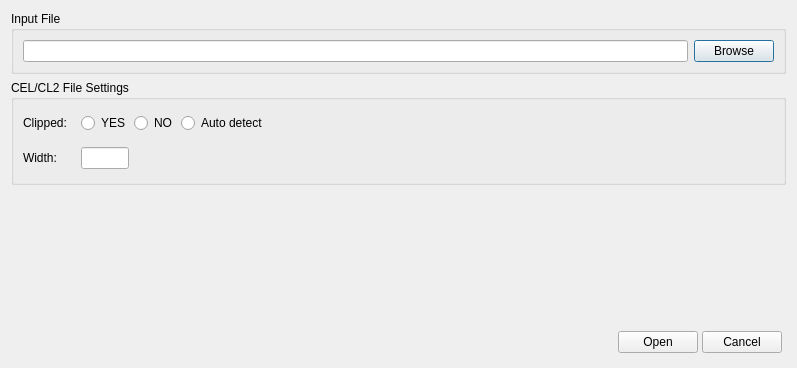
Before: the Qt Designer form source/openasdialog.ui in diasurgical/d1-graphics-tool, drawn with Qt 5.
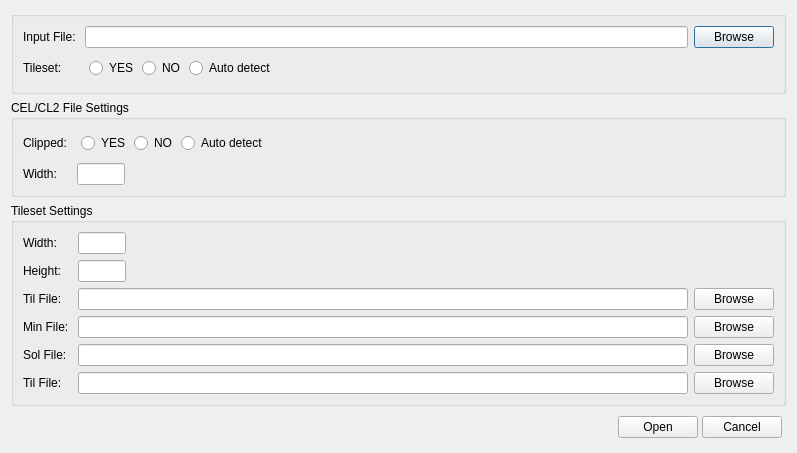
After: the same form once the commit is applied.

Commit message: extend the options of 'Open As' - add fields to open a tileset with parameters

Diff of the .ui file:
```diff
--- a/source/openasdialog.ui
+++ b/source/openasdialog.ui
@@ -43,24 +43,99 @@
        <height>16777215</height>
       </size>
      </property>
-     <property name="title">
-      <string>Input File</string>
-     </property>
-     <layout class="QHBoxLayout" name="horizontalLayout_4">
-      <item>
+     <layout class="QGridLayout" name="gridLayout_0">
+      <item row="0" column="0">
+       <widget class="QLabel" name="inputFileLabel">
+        <property name="text">
+         <string>Input File: </string>
+        </property>
+       </widget>
+      </item>
+      <item row="0" column="1">
        <widget class="QLineEdit" name="inputFileEdit">
         <property name="readOnly">
          <bool>true</bool>
         </property>
        </widget>
       </item>
-      <item>
+      <item row="0" column="2">
        <widget class="QPushButton" name="inputFileBrowseButton">
         <property name="text">
          <string>Browse</string>
         </property>
        </widget>
       </item>
+      <item row="1" column="0">
+        <widget class="QLabel" name="tilesetLabel">
+          <property name="text">
+            <string>Tileset: </string>
+          </property>
+        </widget>
+      </item>
+      <item row="1" column="1">
+       <widget class="QWidget" name="isTilesetWidget" native="true">
+        <layout class="QHBoxLayout" name="horizontalLayout_1">
+         <property name="spacing">
+          <number>4</number>
+         </property>
+         <property name="leftMargin">
+          <number>4</number>
+         </property>
+         <property name="topMargin">
+          <number>4</number>
+         </property>
+         <property name="rightMargin">
+          <number>4</number>
+         </property>
+         <property name="bottomMargin">
+          <number>4</number>
+         </property>
+         <item>
+          <widget class="QRadioButton" name="isTilesetYesRadioButton">
+           <property name="text">
+            <string>YES</string>
+           </property>
+           <attribute name="buttonGroup">
+            <string notr="true">isTilesetButtonGroup</string>
+           </attribute>
+          </widget>
+         </item>
+         <item>
+          <widget class="QRadioButton" name="isTilesetNoRadioButton">
+           <property name="text">
+            <string>NO</string>
+           </property>
+           <attribute name="buttonGroup">
+            <string notr="true">isTilesetButtonGroup</string>
+           </attribute>
+          </widget>
+         </item>
+         <item>
+          <widget class="QRadioButton" name="isTilesetAutoRadioButton">
+           <property name="text">
+            <string>Auto detect</string>
+           </property>
+           <attribute name="buttonGroup">
+            <string notr="true">isTilesetButtonGroup</string>
+           </attribute>
+          </widget>
+         </item>
+         <item>
+          <spacer name="horizontalSpacer_1">
+           <property name="orientation">
+            <enum>Qt::Horizontal</enum>
+           </property>
+           <property name="sizeHint" stdset="0">
+            <size>
+             <width>140</width>
+             <height>20</height>
+            </size>
+           </property>
+          </spacer>
+         </item>
+        </layout>
+       </widget>
+      </item>
      </layout>
     </widget>
    </item>
@@ -75,7 +150,7 @@
      <property name="title">
       <string>CEL/CL2 File Settings</string>
      </property>
-     <layout class="QGridLayout" name="gridLayout_2">
+     <layout class="QGridLayout" name="gridLayout_1">
       <item row="0" column="0">
        <widget class="QLabel" name="celClippedLabel">
         <property name="minimumSize">
@@ -95,25 +170,6 @@
         </property>
        </widget>
       </item>
-      <item row="1" column="0">
-       <widget class="QLabel" name="celWidthLabel">
-        <property name="minimumSize">
-         <size>
-          <width>0</width>
-          <height>0</height>
-         </size>
-        </property>
-        <property name="maximumSize">
-         <size>
-          <width>16777215</width>
-          <height>16777215</height>
-         </size>
-        </property>
-        <property name="text">
-         <string>Width: </string>
-        </property>
-       </widget>
-      </item>
       <item row="0" column="1">
        <widget class="QWidget" name="celClippedWidget" native="true">
         <layout class="QHBoxLayout" name="horizontalLayout_7">
@@ -178,59 +234,219 @@
         </layout>
        </widget>
       </item>
-       <item row="1" column="1">
-         <widget class="QWidget" name="celWidthWidget" native="true">
-           <layout class="QHBoxLayout" name="horizontalLayout_5">
-             <property name="spacing">
-               <number>4</number>
-             </property>
-             <property name="leftMargin">
-               <number>4</number>
-             </property>
-             <property name="topMargin">
-               <number>4</number>
-             </property>
-             <property name="rightMargin">
-               <number>4</number>
-             </property>
-             <property name="bottomMargin">
-               <number>4</number>
-             </property>
-             <item>
-               <widget class="QLineEdit" name="celWidthEdit">
-                 <property name="minimumSize">
-                   <size>
-                     <width>48</width>
-                     <height>0</height>
-                   </size>
-                 </property>
-                 <property name="maximumSize">
-                   <size>
-                     <width>48</width>
-                     <height>16777215</height>
-                   </size>
-                 </property>
-                 <property name="toolTip">
-                   <string>Frame width</string>
-                 </property>
-               </widget>
-             </item>
-             <item>
-               <spacer name="framesHorizontalSpacer_2">
-                 <property name="orientation">
-                   <enum>Qt::Horizontal</enum>
-                 </property>
-                 <property name="sizeHint" stdset="0">
-                   <size>
-                     <width>40</width>
-                     <height>20</height>
-                   </size>
-                 </property>
-               </spacer>
-             </item>
-           </layout>
-         </widget>
-       </item>
+      <item row="1" column="0">
+       <widget class="QLabel" name="celWidthLabel">
+        <property name="minimumSize">
+         <size>
+          <width>0</width>
+          <height>0</height>
+         </size>
+        </property>
+        <property name="maximumSize">
+         <size>
+          <width>16777215</width>
+          <height>16777215</height>
+         </size>
+        </property>
+        <property name="text">
+         <string>Width: </string>
+        </property>
+       </widget>
+      </item>
+      <item row="1" column="1">
+       <widget class="QLineEdit" name="celWidthEdit">
+        <property name="minimumSize">
+         <size>
+          <width>48</width>
+          <height>0</height>
+         </size>
+        </property>
+        <property name="maximumSize">
+         <size>
+          <width>48</width>
+          <height>16777215</height>
+         </size>
+        </property>
+        <property name="toolTip">
+         <string>Frame width</string>
+        </property>
+       </widget>
+      </item>
+     </layout>
+    </widget>
+   </item>
+   <item>
+    <widget class="QGroupBox" name="tilSettingsGroupBox">
+     <property name="minimumSize">
+      <size>
+       <width>0</width>
+       <height>0</height>
+      </size>
+     </property>
+     <property name="title">
+      <string>Tileset Settings</string>
+     </property>
+     <layout class="QGridLayout" name="gridLayout_2">
+      <item row="0" column="0">
+       <widget class="QLabel" name="minWidthLabel">
+        <property name="minimumSize">
+         <size>
+          <width>0</width>
+          <height>0</height>
+         </size>
+        </property>
+        <property name="maximumSize">
+         <size>
+          <width>16777215</width>
+          <height>16777215</height>
+         </size>
+        </property>
+        <property name="text">
+         <string>Width: </string>
+        </property>
+       </widget>
+      </item>
+      <item row="0" column="1">
+       <widget class="QLineEdit" name="minWidthEdit">
+        <property name="minimumSize">
+         <size>
+          <width>48</width>
+          <height>0</height>
+         </size>
+        </property>
+        <property name="maximumSize">
+         <size>
+          <width>48</width>
+          <height>16777215</height>
+         </size>
+        </property>
+        <property name="toolTip">
+         <string>Subtile width</string>
+        </property>
+       </widget>
+      </item>
+      <item row="1" column="0">
+       <widget class="QLabel" name="minHeightLabel">
+        <property name="minimumSize">
+         <size>
+          <width>0</width>
+          <height>0</height>
+         </size>
+        </property>
+        <property name="maximumSize">
+         <size>
+          <width>16777215</width>
+          <height>16777215</height>
+         </size>
+        </property>
+        <property name="text">
+         <string>Height: </string>
+        </property>
+       </widget>
+      </item>
+      <item row="1" column="1">
+       <widget class="QLineEdit" name="minHeightEdit">
+        <property name="minimumSize">
+         <size>
+          <width>48</width>
+          <height>0</height>
+         </size>
+        </property>
+        <property name="maximumSize">
+         <size>
+          <width>48</width>
+          <height>16777215</height>
+         </size>
+        </property>
+        <property name="toolTip">
+         <string>Subtile height</string>
+        </property>
+       </widget>
+      </item>
+      <item row="2" column="0">
+       <widget class="QLabel" name="tilFileLabel">
+        <property name="text">
+         <string>Til File: </string>
+        </property>
+       </widget>
+      </item>
+      <item row="2" column="1">
+       <widget class="QLineEdit" name="tilFileEdit">
+        <property name="readOnly">
+         <bool>true</bool>
+        </property>
+       </widget>
+      </item>
+      <item row="2" column="2">
+       <widget class="QPushButton" name="tilFileBrowseButton">
+        <property name="text">
+         <string>Browse</string>
+        </property>
+       </widget>
+      </item>
+      <item row="3" column="0">
+       <widget class="QLabel" name="minFileLabel">
+        <property name="text">
+         <string>Min File: </string>
+        </property>
+       </widget>
+      </item>
+      <item row="3" column="1">
+       <widget class="QLineEdit" name="minFileEdit">
+        <property name="readOnly">
+         <bool>true</bool>
+        </property>
+       </widget>
+      </item>
+      <item row="3" column="2">
+       <widget class="QPushButton" name="minFileBrowseButton">
+        <property name="text">
+         <string>Browse</string>
+        </property>
+       </widget>
+      </item>
+      <item row="4" column="0">
+       <widget class="QLabel" name="solFileLabel">
+        <property name="text">
+         <string>Sol File: </string>
+        </property>
+       </widget>
+      </item>
+      <item row="4" column="1">
+       <widget class="QLineEdit" name="solFileEdit">
+        <property name="readOnly">
+         <bool>true</bool>
+        </property>
+       </widget>
+      </item>
+      <item row="4" column="2">
+       <widget class="QPushButton" name="solFileBrowseButton">
+        <property name="text">
+         <string>Browse</string>
+        </property>
+       </widget>
+      </item>
+      <item row="5" column="0">
+       <widget class="QLabel" name="ampFileLabel">
+        <property name="text">
+         <string>Til File: </string>
+        </property>
+       </widget>
+      </item>
+      <item row="5" column="1">
+       <widget class="QLineEdit" name="ampFileEdit">
+        <property name="readOnly">
+         <bool>true</bool>
+        </property>
+       </widget>
+      </item>
+      <item row="5" column="2">
+       <widget class="QPushButton" name="ampFileBrowseButton">
+        <property name="text">
+         <string>Browse</string>
+        </property>
+       </widget>
+      </item>
      </layout>
     </widget>
    </item>
```
Left out of the diff: 5 changed lines with no effect on the pictures. The commit also changes 25 other files.
